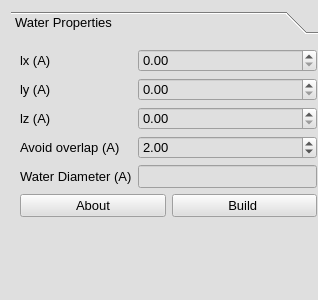
First picture: the form in furiousatoms/forms/solution.ui, repository nasimanousheh/furious-atoms, before the edit.
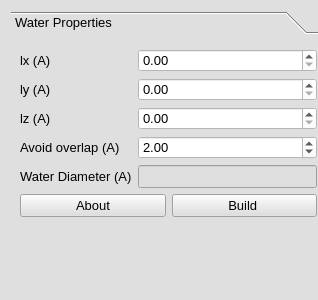
Second picture: the form after the edit.

Commit message: Changed the color of stylesheet to white

Diff of the .ui file:
```diff
--- a/furiousatoms/forms/solution.ui
+++ b/furiousatoms/forms/solution.ui
@@ -97,6 +97,9 @@
            <pointsize>10</pointsize>
           </font>
          </property>
+         <property name="styleSheet">
+          <string notr="true">background-color: rgb(255, 255, 255);</string>
+         </property>
          <property name="decimals">
           <number>2</number>
          </property>
@@ -124,6 +127,9 @@
            <pointsize>10</pointsize>
           </font>
          </property>
+         <property name="styleSheet">
+          <string notr="true">background-color: rgb(255, 255, 255);</string>
+         </property>
          <property name="decimals">
           <number>2</number>
          </property>
@@ -151,6 +157,9 @@
            <pointsize>10</pointsize>
           </font>
          </property>
+         <property name="styleSheet">
+          <string notr="true">background-color: rgb(255, 255, 255);</string>
+         </property>
          <property name="decimals">
           <number>2</number>
          </property>
@@ -178,6 +187,9 @@
            <pointsize>10</pointsize>
           </font>
          </property>
+         <property name="styleSheet">
+          <string notr="true">background-color: rgb(255, 255, 255);</string>
+         </property>
          <property name="decimals">
           <number>2</number>
          </property>
```
The commit also changes 5 other files.
